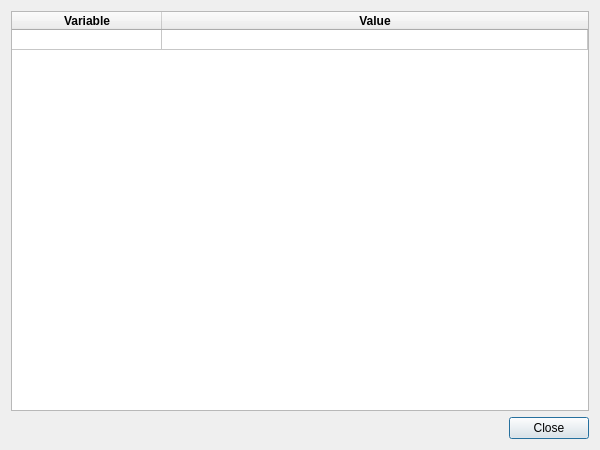
First picture: the form in ui_variables_dialog.ui, repository rdswift/picard-plugin-view-script-variables, before the edit.
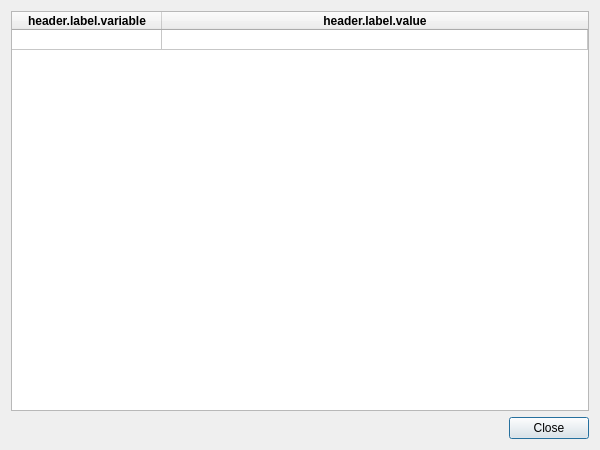
Second picture: the form after the edit.

Commit message: Refactor dialog translations

```diff
--- a/ui_variables_dialog.ui
+++ b/ui_variables_dialog.ui
@@ -49,7 +49,7 @@
      <row/>
      <column>
       <property name="text">
-       <string>Variable</string>
+       <string>header.label.variable</string>
       </property>
       <property name="font">
        <font>
@@ -60,7 +60,7 @@
      </column>
      <column>
       <property name="text">
-       <string>Value</string>
+       <string>header.label.value</string>
       </property>
       <property name="font">
        <font>
```
The commit also changes 2 other files.
